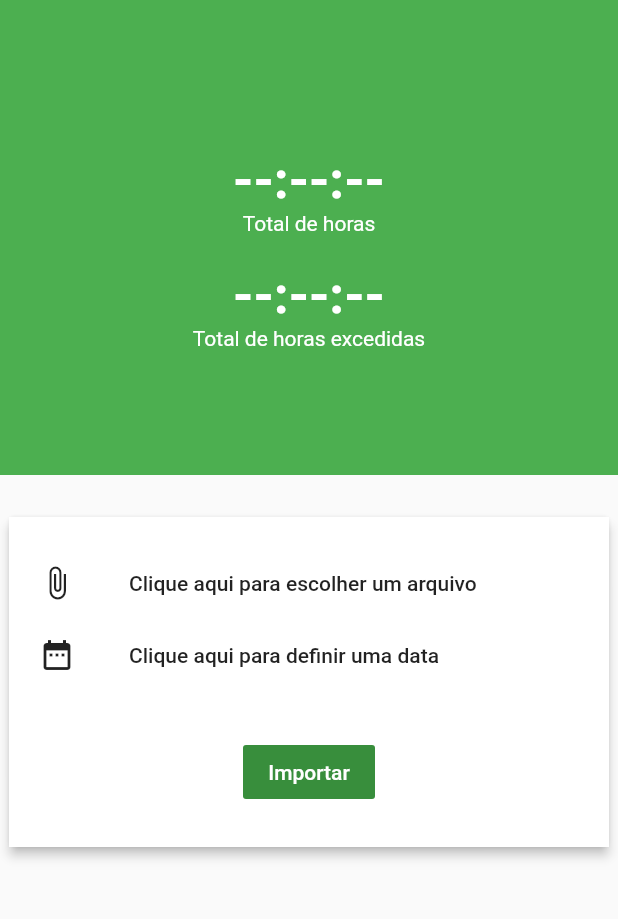
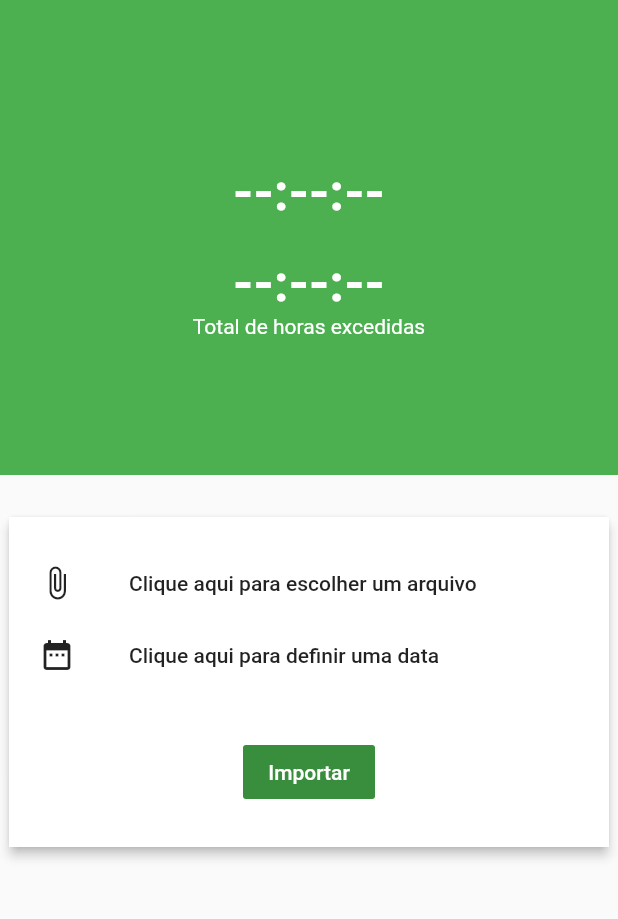
Before and after one commit to fabio-pv/test-flutter-web, a Flutter app: the screen it shows after launch, on a phone screen of 412 x 824 dp, the part 59-978 px from its top. Run offline on Flutter 3.47's test engine with Material 2 defaults, Android fonts, the light colour scheme and no system bars; missing offline and left inert: dart:html, date_range_picker, excel.

Commit message:
formatação

```diff
--- a/lib/Screens/HomeScreen.dart
+++ b/lib/Screens/HomeScreen.dart
@@ -183,12 +183,6 @@ class _HomeScreenState extends State<HomeScreen> {
                           fontSize: 35,
                           fontWeight: FontWeight.bold),
                     ),
-                    Text(
-                      'Total de horas',
-                      style: TextStyle(
-                        color: Colors.white,
-                      ),
-                    ),
                     SizedBox(
                       height: 20,
                     ),
```
